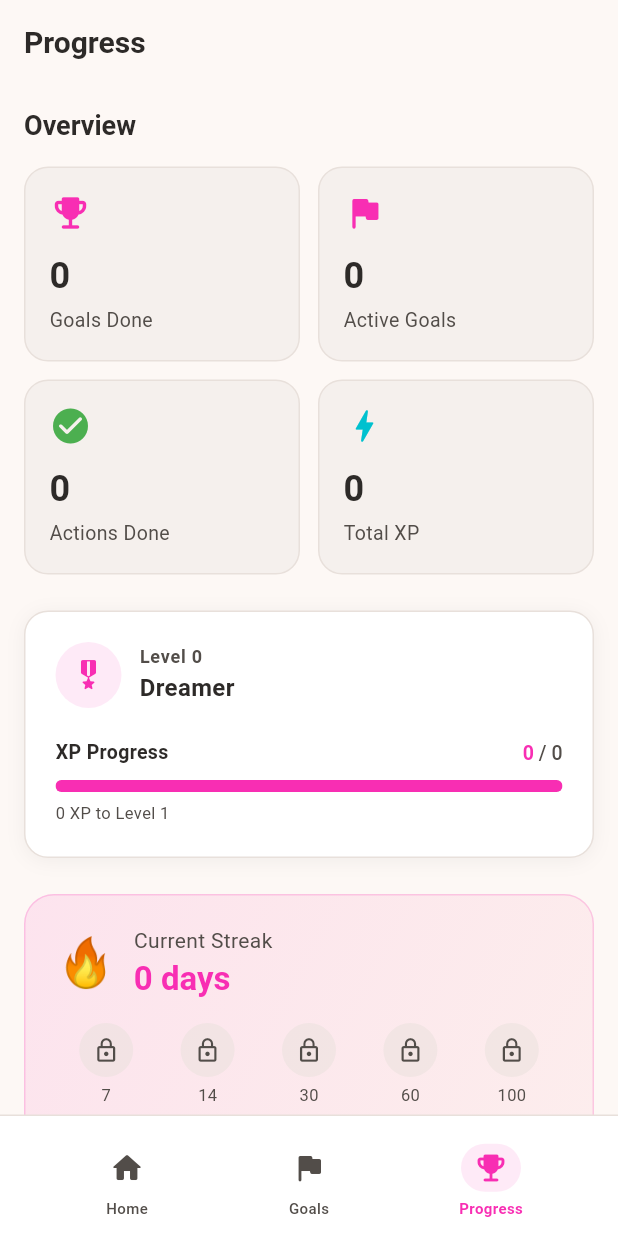
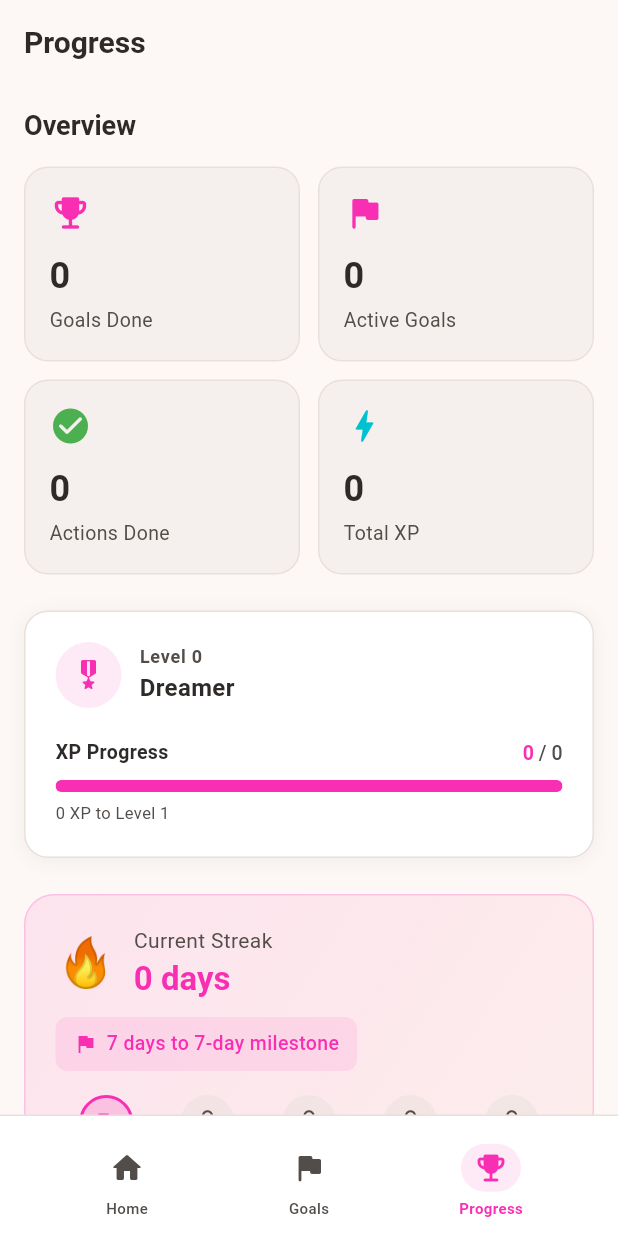
Before and after one commit to sixtusagbo/aspire, a Flutter app: the ProgressScreen screen opened by its route, on a phone screen of 412 x 824 dp. Run offline on Flutter 3.47's test engine with Material 3 defaults, Android fonts, the phone set to English and light mode, and no system bars; drawn by our look-alikes of toastification, upgrader; our stand-ins replace audioplayers, cloud_firestore, cloud_functions, confetti, dart_mappable, firebase_auth and 15 more; missing offline and left inert: app_settings, purchases_flutter; accounts and stored records are empty; generated files the repository leaves out were written again.

Commit message:
Add next milestone indicator to streak section

```diff
--- a/lib/features/progress/progress_screen.dart
+++ b/lib/features/progress/progress_screen.dart
@@ -185,10 +185,21 @@ class _StreakSection extends StatelessWidget {
 
   const _StreakSection({required this.user});
 
+  static const _milestones = [7, 14, 30, 60, 100];
+
+  int? _getNextMilestone(int currentStreak) {
+    for (final milestone in _milestones) {
+      if (currentStreak < milestone) return milestone;
+    }
+    return null;
+  }
+
   @override
   Widget build(BuildContext context) {
     final currentStreak = user?.currentStreak ?? 0;
     final longestStreak = user?.longestStreak ?? 0;
+    final nextMilestone = _getNextMilestone(currentStreak);
+    final daysToNext = nextMilestone != null ? nextMilestone - currentStreak : 0;
 
     return Container(
       padding: const EdgeInsets.all(20),
@@ -234,14 +245,63 @@ class _StreakSection extends StatelessWidget {
               ),
             ],
           ),
+          if (nextMilestone != null) ...[
+            const SizedBox(height: 12),
+            Container(
+              padding: const EdgeInsets.symmetric(horizontal: 12, vertical: 8),
+              decoration: BoxDecoration(
+                color: AppTheme.primaryPink.withValues(alpha: 0.1),
+                borderRadius: BorderRadius.circular(8),
+              ),
+              child: Row(
+                mainAxisSize: MainAxisSize.min,
+                children: [
+                  const Icon(
+                    Icons.flag,
+                    size: 16,
+                    color: AppTheme.primaryPink,
+                  ),
+                  const SizedBox(width: 6),
+                  Text(
+                    '$daysToNext ${daysToNext == 1 ? 'day' : 'days'} to $nextMilestone-day milestone',
+                    style: const TextStyle(
+                      fontSize: 13,
+                      fontWeight: FontWeight.w500,
+                      color: AppTheme.primaryPink,
+                    ),
+                  ),
+                ],
+              ),
+            ),
+          ],
           const SizedBox(height: 16),
           Row(
             children: [
-              _StreakMilestone(days: 7, achieved: longestStreak >= 7),
-              _StreakMilestone(days: 14, achieved: longestStreak >= 14),
-              _StreakMilestone(days: 30, achieved: longestStreak >= 30),
-              _StreakMilestone(days: 60, achieved: longestStreak >= 60),
-              _StreakMilestone(days: 100, achieved: longestStreak >= 100),
+              _StreakMilestone(
+                days: 7,
+                achieved: longestStreak >= 7,
+                isNext: nextMilestone == 7,
+              ),
+              _StreakMilestone(
+                days: 14,
+                achieved: longestStreak >= 14,
+                isNext: nextMilestone == 14,
+              ),
+              _StreakMilestone(
+                days: 30,
+                achieved: longestStreak >= 30,
+                isNext: nextMilestone == 30,
+              ),
+              _StreakMilestone(
+                days: 60,
+                achieved: longestStreak >= 60,
+                isNext: nextMilestone == 60,
+              ),
+              _StreakMilestone(
+                days: 100,
+                achieved: longestStreak >= 100,
+                isNext: nextMilestone == 100,
+              ),
             ],
           ),
           const SizedBox(height: 12),
@@ -261,8 +321,13 @@ class _StreakSection extends StatelessWidget {
 class _StreakMilestone extends StatelessWidget {
   final int days;
   final bool achieved;
+  final bool isNext;
 
-  const _StreakMilestone({required this.days, required this.achieved});
+  const _StreakMilestone({
+    required this.days,
+    required this.achieved,
+    this.isNext = false,
+  });
 
   @override
   Widget build(BuildContext context) {
@@ -275,14 +340,25 @@ class _StreakMilestone extends StatelessWidget {
             decoration: BoxDecoration(
               color: achieved
                   ? AppTheme.primaryPink
-                  : context.borderColor.withValues(alpha: 0.5),
+                  : isNext
+                      ? AppTheme.primaryPink.withValues(alpha: 0.2)
+                      : context.borderColor.withValues(alpha: 0.5),
               shape: BoxShape.circle,
+              border: isNext && !achieved
+                  ? Border.all(color: AppTheme.primaryPink, width: 2)
+                  : null,
             ),
             child: Icon(
-              achieved ? Icons.check : Icons.lock_outline,
+              achieved
+                  ? Icons.check
+                  : isNext
+                      ? Icons.flag
+                      : Icons.lock_outline,
               color: achieved
                   ? Colors.white
-                  : context.textSecondary,
+                  : isNext
+                      ? AppTheme.primaryPink
+                      : context.textSecondary,
               size: 18,
             ),
           ),
@@ -291,9 +367,8 @@ class _StreakMilestone extends StatelessWidget {
             '$days',
             style: TextStyle(
               fontSize: 11,
-              fontWeight:
-                  achieved ? FontWeight.bold : FontWeight.normal,
-              color: achieved
+              fontWeight: achieved || isNext ? FontWeight.bold : FontWeight.normal,
+              color: achieved || isNext
                   ? AppTheme.primaryPink
                   : context.textSecondary,
             ),
```
